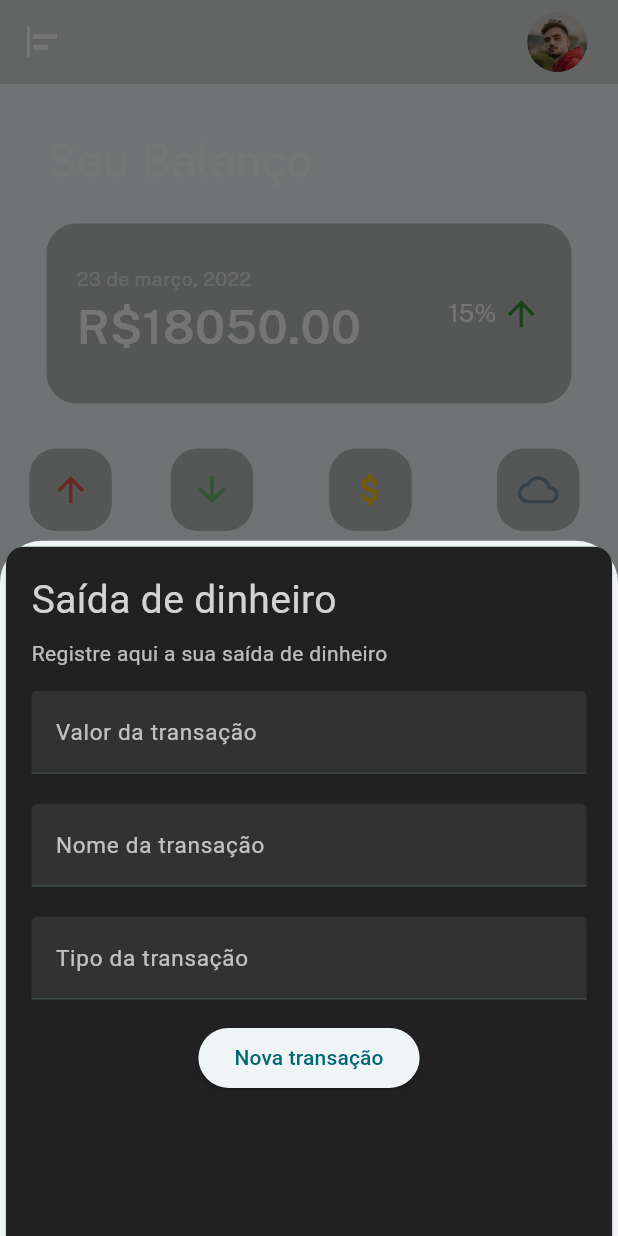
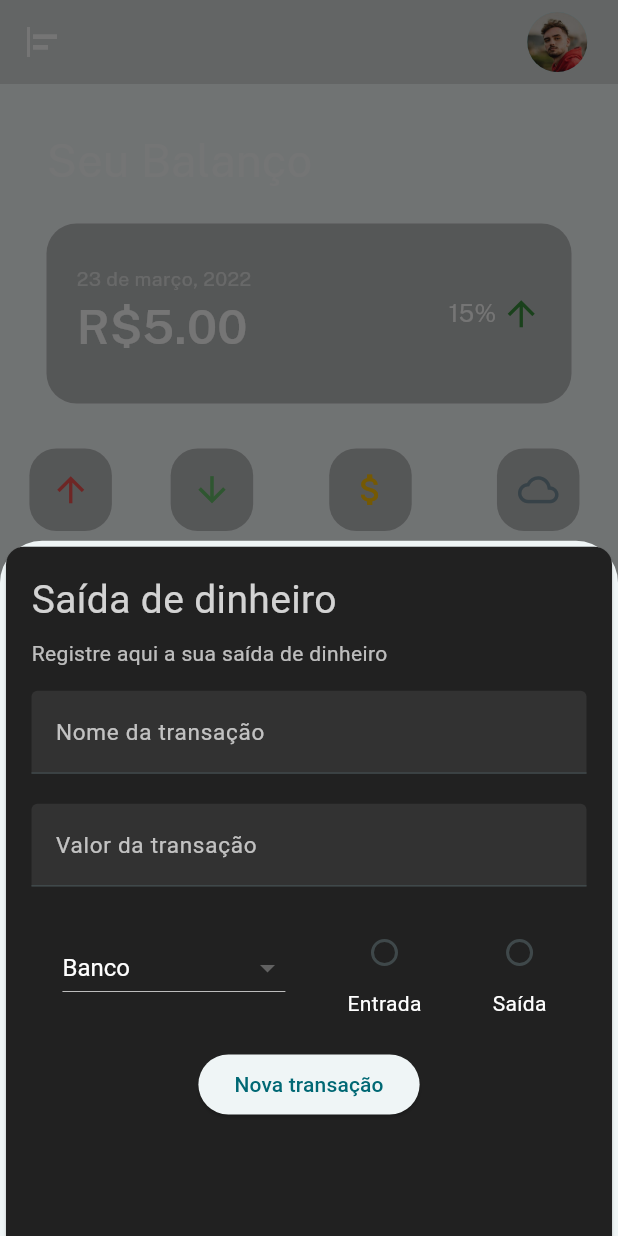
Before and after one commit to Gabriel-Passoss/MyFinances, a Flutter app: the screen it shows after launch, after a tap on "Saída", on a phone screen of 412 x 824 dp. Run offline on Flutter 3.47's test engine with Material 2 defaults, Android fonts, the phone set to English and light mode, and no system bars; our stand-ins replace flutter_mobx, mobx; generated files the repository leaves out were written again; project files that could hold a hidden picture were left out.

Commit message:
Added functionality to create and delete a transaction using MobX

```diff
--- a/lib/components/balance_card.dart
+++ b/lib/components/home/balance_card.dart
@@ -1,23 +1,18 @@
 import 'package:flutter/material.dart';
-import '../models/transaction.dart';
+import '../../models/transaction.dart';
 
-import '../models/app_routes.dart';
+import '../../models/app_routes.dart';
 
 class BalanceCard extends StatelessWidget {
   final double balance;
-  final List<Transaction> transactions;
 
   const BalanceCard({
     super.key,
     required this.balance,
-    required this.transactions,
   });
 
   void _enterSummaryPage(BuildContext context) {
-    Navigator.of(context).pushNamed(
-      AppRoutes.SUMMARY,
-      arguments: transactions,
-    );
+    Navigator.of(context).pushNamed(AppRoutes.SUMMARY);
   }
 
   @override
--- a/lib/components/Operations.dart
+++ b/lib/components/home/operations.dart
@@ -1,7 +1,7 @@
 import 'package:flutter/material.dart';
 import 'operation_button.dart';
 
-import 'modals/send_modal.dart';
+import '../modals/send_modal.dart';
 
 class Operations extends StatelessWidget {
   const Operations({super.key});
--- a/lib/components/modals/send_modal.dart
+++ b/lib/components/modals/send_modal.dart
@@ -1,4 +1,9 @@
 import 'package:flutter/material.dart';
+import '../../controllers/transaction_controller.dart';
+
+import '../../models/transaction.dart';
+
+enum TransactionTypes { Entrada, Saida }
 
 class SendModal extends StatefulWidget {
   const SendModal({super.key});
@@ -13,9 +18,26 @@ class _SendModalState extends State<SendModal> {
   final valueInput = TextEditingController();
   final typeInput = TextEditingController();
 
+  final filters = [
+    'Banco',
+    'Cartão de Crédito',
+    'Comida',
+    'Educação',
+    'Transporte',
+    'Cinema'
+  ];
+  TransactionTypes transactionTypes = TransactionTypes.Saida;
+
+  var categorySelected = ValueNotifier('Banco');
+  var transactionTypeSelected = "";
+
+  final controller = singletonController;
+
   @override
   void dispose() {
     titleInput.dispose();
+    valueInput.dispose();
+    typeInput.dispose();
     super.dispose();
   }
 
@@ -57,7 +79,7 @@ class _SendModalState extends State<SendModal> {
                         decoration: InputDecoration(
                           filled: true,
                           fillColor: Colors.grey.shade800.withOpacity(0.5),
-                          labelText: 'Valor da transação',
+                          labelText: 'Nome da transação',
                           labelStyle: const TextStyle(
                             color: Colors.white70,
                             fontWeight: FontWeight.w400,
@@ -78,10 +100,11 @@ class _SendModalState extends State<SendModal> {
                       ),
                       const SizedBox(height: 20),
                       TextFormField(
+                        keyboardType: TextInputType.number,
                         decoration: InputDecoration(
                           filled: true,
                           fillColor: Colors.grey.shade800.withOpacity(0.5),
-                          labelText: 'Nome da transação',
+                          labelText: 'Valor da transação',
                           labelStyle: const TextStyle(
                             color: Colors.white70,
                             fontWeight: FontWeight.w400,
@@ -101,30 +124,76 @@ class _SendModalState extends State<SendModal> {
                         },
                       ),
                       const SizedBox(height: 20),
-                      TextFormField(
-                        decoration: InputDecoration(
-                          filled: true,
-                          fillColor: Colors.grey.shade800.withOpacity(0.5),
-                          labelText: 'Tipo da transação',
-                          labelStyle: const TextStyle(
-                            color: Colors.white70,
-                            fontWeight: FontWeight.w400,
-                            fontSize: 15,
+                      Row(
+                        mainAxisAlignment: MainAxisAlignment.spaceAround,
+                        children: [
+                          ValueListenableBuilder(
+                            valueListenable: categorySelected,
+                            builder: (BuildContext context, String value, _) {
+                              return DropdownButton(
+                                dropdownColor: Colors.grey.shade900,
+                                style: const TextStyle(
+                                  color: Colors.white,
+                                  fontSize: 16,
+                                ),
+                                value: (value.isEmpty) ? null : value,
+                                onChanged: (selected) => categorySelected
+                                    .value = selected.toString(),
+                                items: filters
+                                    .map((filter) => DropdownMenuItem(
+                                        value: filter,
+                                        child: Text(
+                                          filter,
+                                        )))
+                                    .toList(),
+                              );
+                            },
                           ),
-                        ),
-                        style: TextStyle(
-                          color: Colors.white.withOpacity(0.8),
-                        ),
-                        controller: typeInput,
-                        autovalidateMode: AutovalidateMode.onUserInteraction,
-                        validator: (String? value) {
-                          if (value == null || value.isEmpty) {
-                            return 'Campo não preenchido';
-                          }
-                          return null;
-                        },
+                          Column(
+                            children: [
+                              Radio(
+                                  value: 'deposit',
+                                  groupValue: transactionTypeSelected,
+                                  onChanged: (selected) {
+                                    setState(() {
+                                      transactionTypeSelected =
+                                          selected.toString();
+                                    });
+                                  }),
+                              const Text(
+                                'Entrada',
+                                style: TextStyle(
+                                  color: Colors.white,
+                                  fontSize: 14,
+                                ),
+                              )
+                            ],
+                          ),
+                          Column(
+                            children: [
+                              Radio(
+                                  value: 'cashOut',
+                                  groupValue: transactionTypeSelected,
+                                  onChanged: (selected) {
+                                    setState(() {
+                                      transactionTypeSelected =
+                                          selected.toString();
+                                    });
+                                  }),
+                              const Text(
+                                'Saída',
+                                style: TextStyle(
+                                  color: Colors.white,
+                                  fontSize: 14,
+                                ),
+                              )
+                            ],
+                          )
+                        ],
                       ),
-                      const SizedBox(height: 15),
+                      const SizedBox(
+                        height: 20,
+                      ),
                       ElevatedButton(
                         onPressed: () {
                           var formValid =
@@ -134,8 +203,30 @@ class _SendModalState extends State<SendModal> {
                           if (formValid) {
                             message = 'Formulário enviado';
                           }
-                          ScaffoldMessenger.of(context)
-                              .showSnackBar(SnackBar(content: Text(message)));
+                          controller.addTransaction(
+                            Transaction(
+                                title: titleInput.text,
+                                value: double.parse(valueInput.text),
+                                type: transactionTypeSelected,
+                                category: categorySelected.value,
+                                date: DateTime.now()),
+                          );
+                          Navigator.pop(context);
+
+                          ScaffoldMessenger.of(context).showSnackBar(SnackBar(
+                              content: Row(
+                            children: [
+                              Icon(
+                                Icons.check,
+                                color: Colors.green[400],
+                              ),
+                              const SizedBox(
+                                width: 10,
+                              ),
+                              Text(
+                                  'Transação ${titleInput.text} criada com sucesso!'),
+                            ],
+                          )));
                         },
                         child: const Text('Nova transação'),
                       )
--- a/lib/main.dart
+++ b/lib/main.dart
@@ -22,7 +22,7 @@ class MyApp extends StatelessWidget {
       ),
       routes: {
         AppRoutes.HOME: (ctx) => const HomePage(),
-        AppRoutes.SUMMARY: (ctx) => const Summary(),
+        AppRoutes.SUMMARY: (ctx) => Summary(),
       },
     );
   }
--- a/lib/models/transaction.dart
+++ b/lib/models/transaction.dart
@@ -2,12 +2,14 @@ class Transaction {
   final String title;
   final double value;
   final String type;
+  final String category;
   final DateTime date;
 
   Transaction({
     required this.title,
     required this.value,
     required this.type,
+    required this.category,
     required this.date,
   });
 }
--- a/lib/pages/home.dart
+++ b/lib/pages/home.dart
@@ -1,7 +1,7 @@
 import 'package:flutter/material.dart';
 import '../models/transaction.dart';
-import '../components/operations.dart';
-import '../components/balance_card.dart';
+import '../components/home/operations.dart';
+import '../components/home/balance_card.dart';
 
 class HomePage extends StatefulWidget {
   const HomePage({super.key});
@@ -14,49 +14,49 @@ class _HomePageState extends State<HomePage> {
   final filters = ['Esta semana', 'Este mês', 'Este ano'];
   var filterSelected = ValueNotifier('Esta semana');
 
-  final List<Transaction> _transactions = [
-    Transaction(
-      title: 'Paypal',
-      value: 2500,
-      type: 'expense',
-      date: DateTime.now(),
-    ),
-    Transaction(
-      title: 'Google Play',
-      value: 50,
-      type: 'expense',
-      date: DateTime.now(),
-    ),
-    Transaction(
-      title: 'Cartão de crédito',
-      value: 15000,
-      type: 'expense',
-      date: DateTime.now(),
-    ),
-    Transaction(
-      title: 'Prestação da CG',
-      value: 500,
-      type: 'expense',
-      date: DateTime.now(),
-    )
-  ];
+  // final List<Transaction> _transactions = [
+  //   Transaction(
+  //     title: 'Paypal',
+  //     value: 2500,
+  //     type: 'expense',
+  //     date: DateTime.now(),
+  //   ),
+  //   Transaction(
+  //     title: 'Google Play',
+  //     value: 50,
+  //     type: 'expense',
+  //     date: DateTime.now(),
+  //   ),
+  //   Transaction(
+  //     title: 'Cartão de crédito',
+  //     value: 15000,
+  //     type: 'expense',
+  //     date: DateTime.now(),
+  //   ),
+  //   Transaction(
+  //     title: 'Prestação da CG',
+  //     value: 500,
+  //     type: 'expense',
+  //     date: DateTime.now(),
+  //   )
+  // ];
 
-  double get _balance {
-    double balance = 0;
+  // double get _balance {
+  //   double balance = 0;
 
-    for (var index = 0; index < _transactions.length; index++) {
-      balance += _transactions[index].value;
-    }
+  //   for (var index = 0; index < _transactions.length; index++) {
+  //     balance += _transactions[index].value;
+  //   }
 
-    return balance;
-  }
+  //   return balance;
+  // }
 
-  List<Transaction> get _recentTransactions {
-    return _transactions.where((transaction) {
-      return transaction.date
-          .isAfter(DateTime.now().subtract(const Duration(days: 7)));
-    }).toList();
-  }
+  // List<Transaction> get _recentTransactions {
+  //   return _transactions.where((transaction) {
+  //     return transaction.date
+  //         .isAfter(DateTime.now().subtract(const Duration(days: 7)));
+  //   }).toList();
+  // }
 
   @override
   Widget build(BuildContext context) {
@@ -100,7 +100,7 @@ class _HomePageState extends State<HomePage> {
                 ),
               ),
             ),
-            BalanceCard(balance: _balance, transactions: _recentTransactions),
+            BalanceCard(balance: 5),
             const Operations(),
             Container(
               padding: const EdgeInsets.symmetric(horizontal: 20),
```
Also changed, not shown: lib/components/summary/transaction_card.dart (renamed from lib/components/transaction_card.dart, +24 -6 lines), lib/controllers/transaction_controller.dart (added, +34 -0 lines), lib/pages/summary.dart (+23 -17 lines), lib/repositories/transactions_repository.dart (added, +25 -0 lines), pubspec.yaml (+7 -0 lines), lib/components/home/operation_button.dart (renamed from lib/components/operation_button.dart), lib/components/summary/credit_card.dart (renamed from lib/components/credit_card.dart), lib/controllers/transaction_controller.g.dart (added), pubspec.lock.
